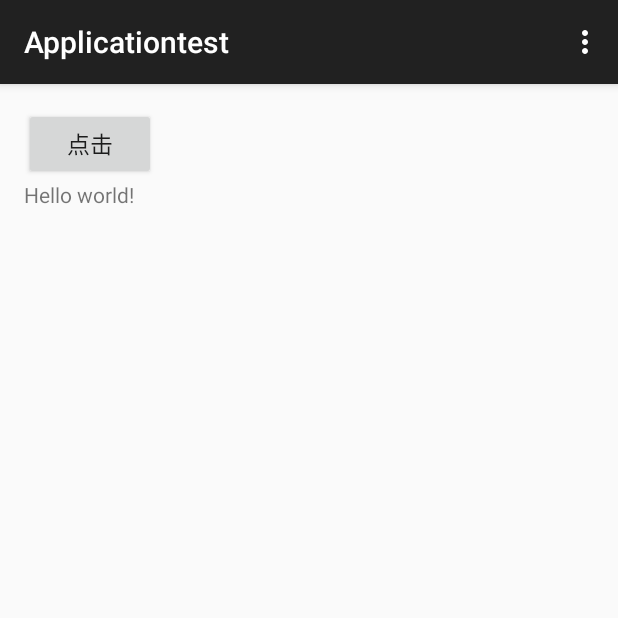
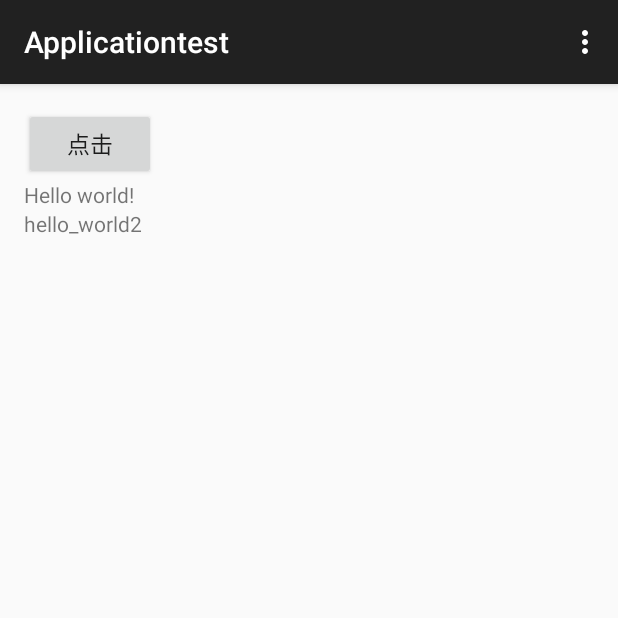
Before and after one commit to weilv1990/androidtest, an Android app: the screen it shows after launch (MainActivity), on a phone screen of 412 x 824 dp, the top half of it. Run offline under Robolectric (Android 15) with nearby library versions, the phone set to English and light mode, and no system bars.

Commit message:
third  commit

```diff
--- a/app/src/main/java/com/example/weilv/applicationtest/MainActivity.java
+++ b/app/src/main/java/com/example/weilv/applicationtest/MainActivity.java
@@ -4,7 +4,7 @@ import android.support.v7.app.ActionBarActivity;
 import android.os.Bundle;
 import android.view.Menu;
 import android.view.MenuItem;
-
+import android.widget.*;
 
 public class MainActivity extends ActionBarActivity {
 
@@ -12,6 +12,7 @@ public class MainActivity extends ActionBarActivity {
     protected void onCreate(Bundle savedInstanceState) {
         super.onCreate(savedInstanceState);
         setContentView(R.layout.activity_main);
+        Button bt=(Button)findViewById(R.id.bt_main);
     }
 
 
--- a/app/src/main/res/layout/activity_main.xml
+++ b/app/src/main/res/layout/activity_main.xml
@@ -13,6 +13,11 @@
 
     <TextView android:text="@string/hello_world" android:layout_width="wrap_content"
         android:layout_below="@id/bt_main"
+        android:id="@+id/tv_main"
+        android:layout_height="wrap_content" />
+
+    <TextView android:text="hello_world2" android:layout_width="wrap_content"
+        android:layout_below="@id/tv_main"
         android:layout_height="wrap_content" />
 
 </RelativeLayout>
```
